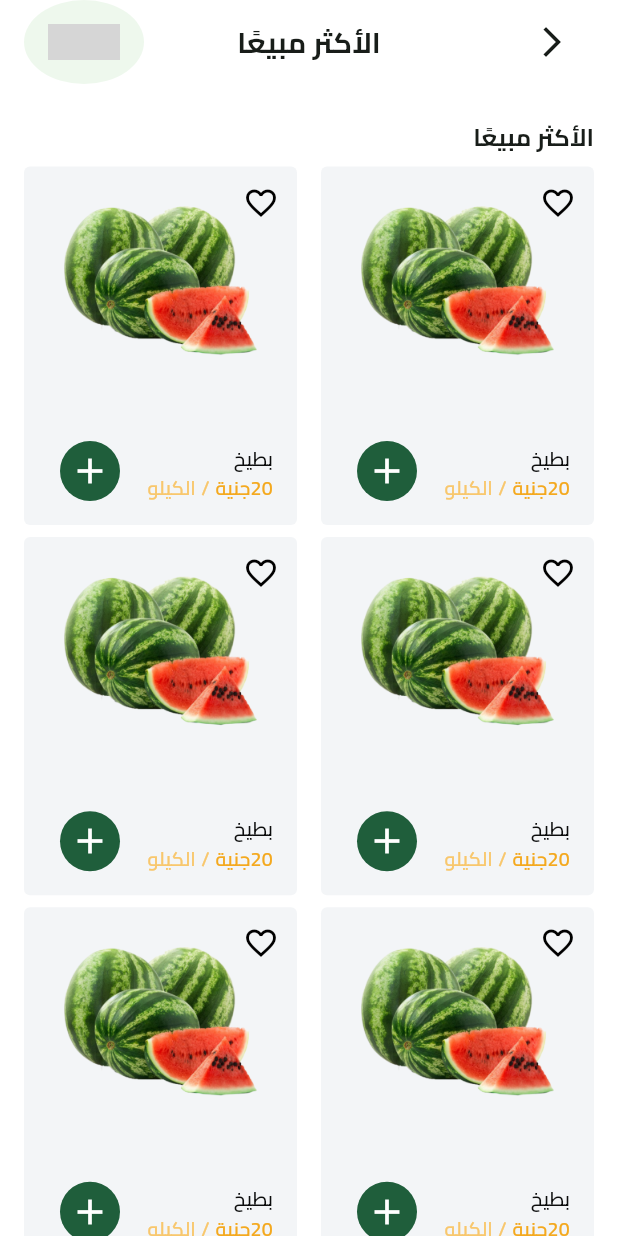
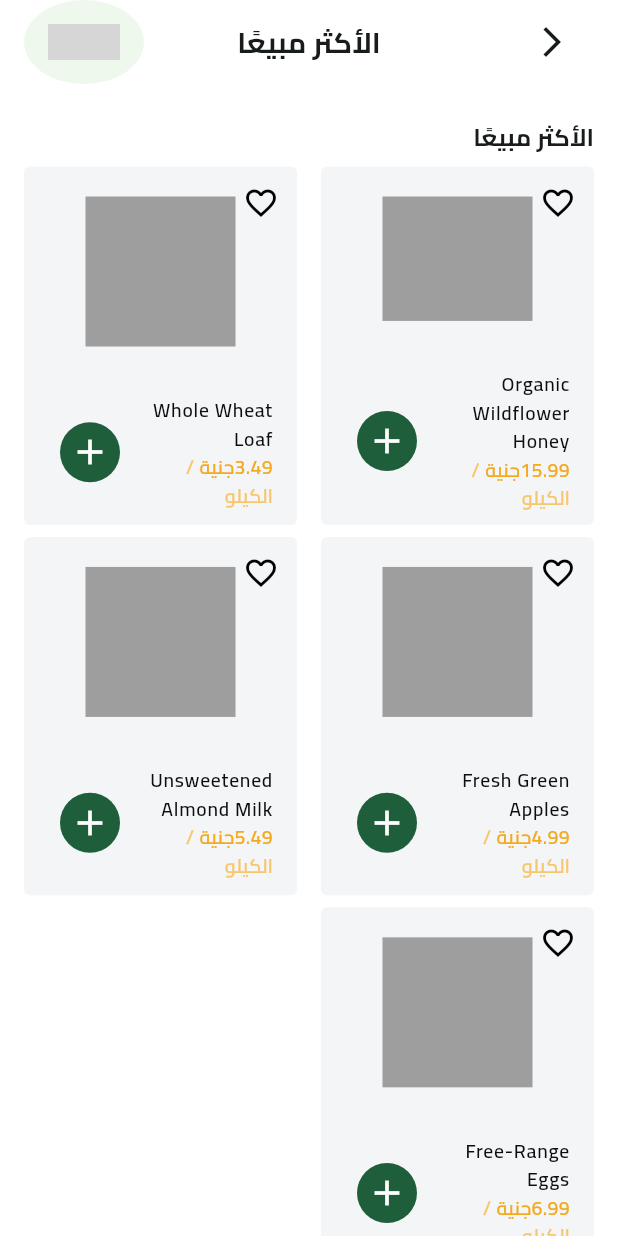
Before and after one commit to saeed-talaat/FruitHub, a Flutter app: the BestSellingView screen opened by its route, on a phone screen of 412 x 824 dp. Run offline on Flutter 3.47's test engine with Material 3 defaults, Android fonts, the phone set to English and light mode, and no system bars; our stand-ins replace cloud_firestore, dartz, dots_indicator, firebase_auth, firebase_core, flutter_bloc and 6 more; missing offline and left inert: flutter_facebook_auth, svg_flutter; accounts and stored records are empty; project files that could hold a hidden picture were left out; grey boxes are pictures that could not be loaded.

Commit message:
display fruits

```diff
--- a/lib/Features/best_selling_fruits/presentation/views/widgets/best_selling_view_body.dart
+++ b/lib/Features/best_selling_fruits/presentation/views/widgets/best_selling_view_body.dart
@@ -1,5 +1,6 @@
 import 'package:flutter/material.dart';
 import 'package:fruits_ecommerce_app/Features/home/presentation/views/widgets/best_selling_grid_view.dart';
+import 'package:fruits_ecommerce_app/core/helper_functions/get_dummy_porducts.dart';
 import 'package:fruits_ecommerce_app/core/utils/app_text_styles.dart';
 import 'package:fruits_ecommerce_app/core/utils/build_app_bar.dart';
 
@@ -29,7 +30,7 @@ class BestSellingViewBody extends StatelessWidget {
               ],
             ),
           ),
-          BestSellingGridView(),
+          BestSellingGridView(products: getDummyProducts(),),
         ],
       ),
     );
--- a/lib/Features/home/presentation/views/widgets/best_selling_grid_view.dart
+++ b/lib/Features/home/presentation/views/widgets/best_selling_grid_view.dart
@@ -1,13 +1,14 @@
 import 'package:flutter/material.dart';
+import 'package:fruits_ecommerce_app/core/entity/product_entity.dart';
 import 'package:fruits_ecommerce_app/core/widgets/fruit_item.dart';
 
 class BestSellingGridView extends StatelessWidget {
-  const BestSellingGridView({super.key,  this.number});
-  final int? number;
+  const BestSellingGridView({super.key, required this.products});
+ final List<ProductEntity> products;
   @override
   Widget build(BuildContext context) {
     return SliverGrid.builder(
-      itemCount: number,
+      itemCount: products.length,
       gridDelegate: SliverGridDelegateWithFixedCrossAxisCount(
         crossAxisCount: 2,
         childAspectRatio: 163 / 214,
@@ -15,7 +16,7 @@ class BestSellingGridView extends StatelessWidget {
         crossAxisSpacing: 16
       ),
       itemBuilder: (context, index) {
-        return FruitItem();
+        return FruitItem(productEntity: products[index],);
       },
     );
   }
--- /dev/null
+++ b/lib/Features/home/presentation/views/widgets/best_selling_grid_view_bloc_consumer.dart
@@ -0,0 +1,31 @@
+import 'package:flutter/material.dart';
+import 'package:flutter_bloc/flutter_bloc.dart';
+import 'package:fruits_ecommerce_app/Features/home/presentation/views/widgets/best_selling_grid_view.dart';
+import 'package:fruits_ecommerce_app/core/cubits/products/proudcts_cubit.dart';
+import 'package:fruits_ecommerce_app/core/helper_functions/get_dummy_porducts.dart';
+import 'package:fruits_ecommerce_app/core/widgets/custom_error_widget.dart';
+import 'package:skeletonizer/skeletonizer.dart';
+
+class BestSellingGridViewBlocConsumer extends StatelessWidget {
+  const BestSellingGridViewBlocConsumer({super.key});
+
+  @override
+  Widget build(BuildContext context) {
+    return BlocBuilder<ProudctsCubit, ProudctsState>(
+      builder: (context, state) {
+
+        if (state is ProudctsFailure) {
+          return SliverToBoxAdapter(child: CustomErrorWidget(errorMessage: state.errorMessage));
+        }
+        else if (state is ProudctsSuccess){
+          return BestSellingGridView(products: state.products,);
+        }
+        else{
+          return Skeletonizer.sliver(
+            enabled: true,
+            child: BestSellingGridView(products: getDummyProducts(),));
+        }
+      },
+    );
+  }
+}
--- a/lib/Features/home/presentation/views/widgets/home_view_body.dart
+++ b/lib/Features/home/presentation/views/widgets/home_view_body.dart
@@ -1,6 +1,6 @@
 import 'package:flutter/material.dart';
 import 'package:flutter_bloc/flutter_bloc.dart';
-import 'package:fruits_ecommerce_app/Features/home/presentation/views/widgets/best_selling_grid_view.dart';
+import 'package:fruits_ecommerce_app/Features/home/presentation/views/widgets/best_selling_grid_view_bloc_consumer.dart';
 import 'package:fruits_ecommerce_app/Features/home/presentation/views/widgets/best_selling_header.dart';
 import 'package:fruits_ecommerce_app/Features/home/presentation/views/widgets/custom_home_app_bar.dart';
 import 'package:fruits_ecommerce_app/Features/home/presentation/views/widgets/featured_list.dart';
@@ -46,7 +46,7 @@ class _HomeViewBodyState extends State<HomeViewBody> {
               ],
             ),
           ),
-          BestSellingGridView(number: 6,)
+          BestSellingGridViewBlocConsumer()
         ],
       ),
     );
--- /dev/null
+++ b/lib/core/helper_functions/get_dummy_porducts.dart
@@ -0,0 +1,69 @@
+
+import 'package:fruits_ecommerce_app/core/entity/product_entity.dart';
+
+// Assuming your ProductEntity class is defined in the same file or imported
+
+List<ProductEntity> getDummyProducts() {
+  return [
+    ProductEntity(
+      productName: 'Organic Wildflower Honey',
+      productCode: 'HON-001',
+      productDescription: 'Pure, raw, and unfiltered organic honey sourced from local farms.',
+      productPrice: 15.99,
+      isFeatured: true,
+      imageUrl: null,
+      expirationsMonths: 24,
+      isOrganic: true,
+      numberOfCalories: 64,
+      unitAmount: 1,
+    ),
+    ProductEntity(
+      productName: 'Whole Wheat Loaf',
+      productCode: 'BRD-002',
+      productDescription: 'Freshly baked daily, rich in fiber with no artificial preservatives.',
+      productPrice: 3.49,
+      isFeatured: false,
+      imageUrl: null,
+      expirationsMonths: 1,
+      isOrganic: false,
+      numberOfCalories: 80,
+      unitAmount: 1,
+    ),
+    ProductEntity(
+      productName: 'Fresh Green Apples',
+      productCode: 'FRT-003',
+      productDescription: 'Crisp, tart, and perfectly sweet green apples. Great for snacking.',
+      productPrice: 4.99,
+      isFeatured: true,
+      imageUrl: null,
+      expirationsMonths: 1,
+      isOrganic: true,
+      numberOfCalories: 52,
+      unitAmount: 6,
+    ),
+    ProductEntity(
+      productName: 'Unsweetened Almond Milk',
+      productCode: 'MLK-004',
+      productDescription: 'Dairy-free almond milk fortified with calcium and vitamins.',
+      productPrice: 5.49,
+      isFeatured: false,
+      imageUrl: null,
+      expirationsMonths: 6,
+      isOrganic: true,
+      numberOfCalories: 30,
+      unitAmount: 1,
+    ),
+    ProductEntity(
+      productName: 'Free-Range Eggs',
+      productCode: 'EGG-005',
+      productDescription: 'Farm-fresh, large brown eggs from pasture-raised hens.',
+      productPrice: 6.99,
+      isFeatured: true,
+      imageUrl: null,
+      expirationsMonths: 2,
+      isOrganic: true,
+      numberOfCalories: 72,
+      unitAmount: 12,
+    ),
+  ];
+}
--- a/lib/core/model/product_model.dart
+++ b/lib/core/model/product_model.dart
@@ -29,6 +29,7 @@ class ProductModel extends ProductEntity {
       isOrganic: isOrganic,
       numberOfCalories: numberOfCalories,
       unitAmount: unitAmount,
+      imageUrl: imageUrl
 
     );
   }
--- /dev/null
+++ b/lib/core/widgets/custom_error_widget.dart
@@ -0,0 +1,10 @@
+import 'package:flutter/material.dart';
+
+class CustomErrorWidget extends StatelessWidget {
+  const CustomErrorWidget({super.key, required this.errorMessage});
+  final String errorMessage;
+  @override
+  Widget build(BuildContext context) {
+    return Center(child: Text(errorMessage));
+  }
+}
--- a/lib/core/widgets/fruit_item.dart
+++ b/lib/core/widgets/fruit_item.dart
@@ -1,11 +1,11 @@
 import 'package:flutter/material.dart';
+import 'package:fruits_ecommerce_app/core/entity/product_entity.dart';
 import 'package:fruits_ecommerce_app/core/utils/app_colors.dart';
-import 'package:fruits_ecommerce_app/core/utils/app_images.dart';
 import 'package:fruits_ecommerce_app/core/utils/app_text_styles.dart';
 
 class FruitItem extends StatelessWidget {
-  const FruitItem({super.key});
-
+  const FruitItem({super.key, required this.productEntity});
+  final ProductEntity productEntity;
   @override
   Widget build(BuildContext context) {
     return Container(
@@ -27,18 +27,28 @@ class FruitItem extends StatelessWidget {
             child: Column(
               children: [
                 SizedBox(height: 20),
-                Expanded(
-                  child: Center(
-                    child: Image.asset(
-                      Assets.assetsImagesWatermelon,
-                      fit: BoxFit.contain,
-                    ),
+              productEntity.imageUrl != null ?  SizedBox(
+                  height: 100,
+                  child: AspectRatio(
+                    aspectRatio: 1,
+                    child:   Center(
+                      child:  Image.network(
+                        productEntity.imageUrl!,
+                        fit: BoxFit.contain,
+                      )
+                    )
+                  ),
+                ) :  Flexible(
+                  child: Container(
+                    height: 100,
+                    width: 100,
+                    color: Colors.grey,
                   ),
                 ),
                 const SizedBox(height: 24),
                 ListTile(
                   title: Text(
-                    'بطيخ',
+                    productEntity.productName,
                     style: AppTextStyles.semiBold13.copyWith(
                       color: Color(0xff0C0D0D),
                     ),
@@ -47,7 +57,7 @@ class FruitItem extends StatelessWidget {
                     TextSpan(
                       children: [
                         TextSpan(
-                          text: '20جنية',
+                          text: '${productEntity.productPrice}جنية',
                           style: AppTextStyles.semiBold13.copyWith(
                             color: AppColors.secondaryColor,
                           ),
@@ -59,7 +69,7 @@ class FruitItem extends StatelessWidget {
                             color: AppColors.lightSecondaryColor,
                           ),
                         ),
-                        TextSpan(text: ' '),
+                        TextSpan(text: ''),
                         TextSpan(
                           text: 'الكيلو',
                           style: AppTextStyles.semiBold13.copyWith(
--- a/pubspec.yaml
+++ b/pubspec.yaml
@@ -45,6 +45,7 @@ dependencies:
   google_sign_in: ^7.2.0
   modal_progress_hud_nsn: ^0.5.1
   shared_preferences: ^2.5.5
+  skeletonizer: ^2.1.3
   svg_flutter: ^0.0.1
 
 dev_dependencies:
```
Also changed, not shown: pubspec.lock.
